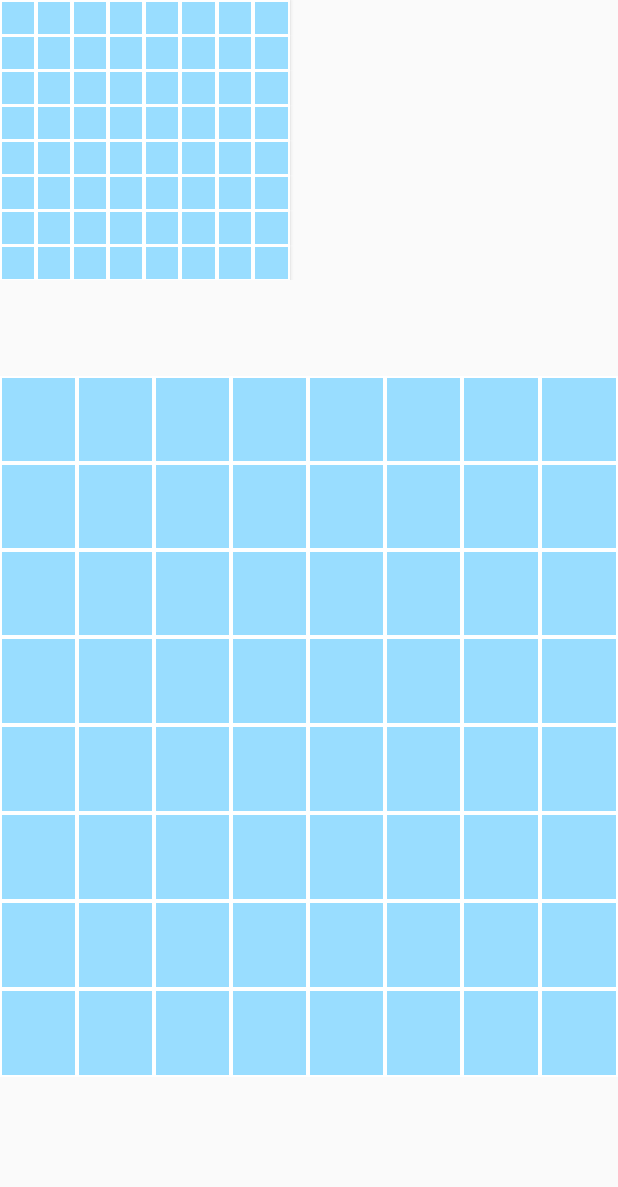
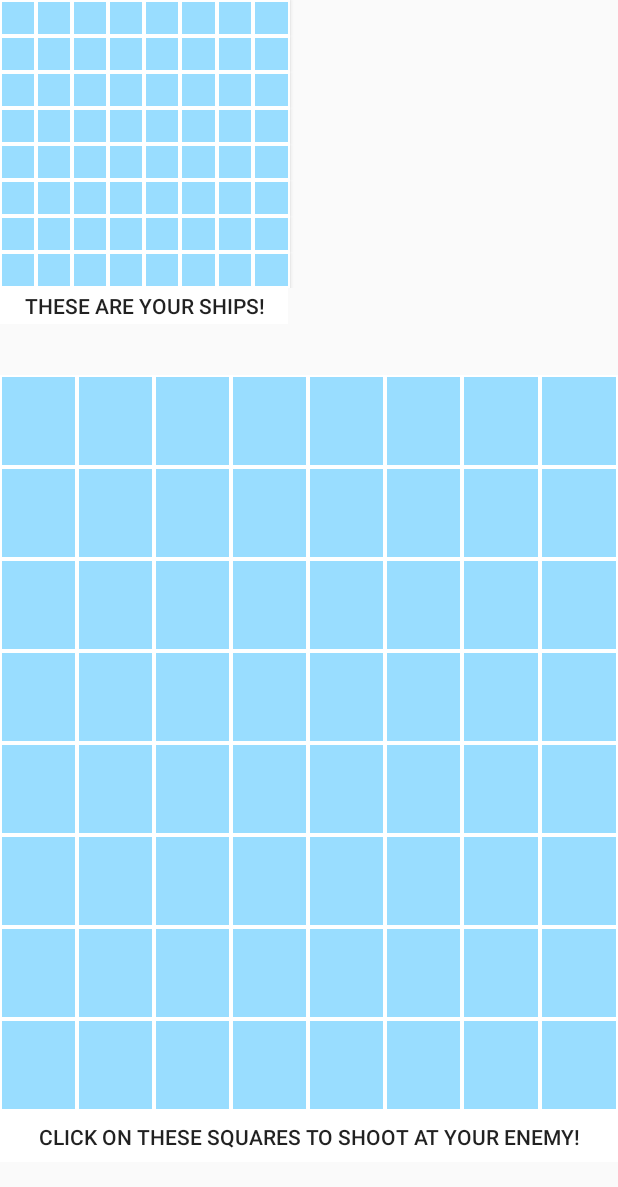
Before and after one commit to MarcBrejner/Battleshots, an Android app: the BattleActivity screen opened directly, with no data from a screen before it, on a phone screen of 412 x 824 dp. Shown: the top 1187 px of the screen. Run offline under Robolectric (Android 15) with nearby library versions, the phone set to English and light mode, and no system bars; our stand-ins replace Firebase (no records; nobody signed in at launch, a user with empty details on screens opened directly); 1 statement that could not run was skipped.

```diff
--- a/app/src/main/java/com/example/battleshots/gameRulesActivity.java
+++ b/app/src/main/java/com/example/battleshots/gameRulesActivity.java
@@ -2,6 +2,7 @@ package com.example.battleshots;
 
 import android.os.Bundle;
 import android.support.v7.app.AppCompatActivity;
+import android.view.View;
 
 public class gameRulesActivity extends AppCompatActivity {
 
@@ -9,4 +10,8 @@ public class gameRulesActivity extends AppCompatActivity {
         super.onCreate(savedInstanceState);
         setContentView(R.layout.battle_shots_rules);
     }
+
+    public void onClick(View view) {
+        super.finish();
+    }
 }
--- a/app/src/main/res/layout/activity_battle_mode.xml
+++ b/app/src/main/res/layout/activity_battle_mode.xml
@@ -5,7 +5,7 @@
               android:layout_width="match_parent"
               android:layout_height="match_parent"
               android:orientation="vertical"
-              android:weightSum="13"
+              android:weightSum="12"
               tools:context="BattleActivity">
 
     <LinearLayout
@@ -603,8 +603,7 @@
     <LinearLayout
             android:layout_width="match_parent"
             android:layout_height="0dp"
-            android:layout_weight="0.4"
-            android:layout_marginBottom="64dp">
+            android:layout_weight="0.4">
 
         <Button
                 android:id="@+id/button_h0"
@@ -681,6 +680,20 @@
         <TextView android:layout_width="218dp"
                   android:layout_height="24dp"
         />
+    </LinearLayout>
+    <LinearLayout
+            android:layout_width="192dp"
+            android:layout_height="24dp"
+            android:padding="0dp"
+            android:layout_marginBottom="34dp">
+        <Button
+                android:layout_width="fill_parent"
+                android:layout_height="24dp"
+                android:text="These are your ships!"
+                android:layout_gravity="center_horizontal"
+                android:background="@color/white"
+        />
+
     </LinearLayout>
     <LinearLayout
             android:id="@+id/row_1"
@@ -1317,5 +1330,18 @@
 
 
     </LinearLayout>
+    <LinearLayout
+            android:layout_width="match_parent"
+            android:layout_height="34dp"
+            android:padding="0dp">
+        <Button
+                android:layout_width="fill_parent"
+                android:layout_height="34dp"
+                android:text="Click on these squares to shoot at your enemy!"
+                android:layout_gravity="center_horizontal"
+                android:background="@color/white"
+        />
+
+    </LinearLayout>
 
 </LinearLayout>
```
Also changed, not shown: app/src/main/res/layout/battle_shots_rules.xml (+14 -14 lines).
